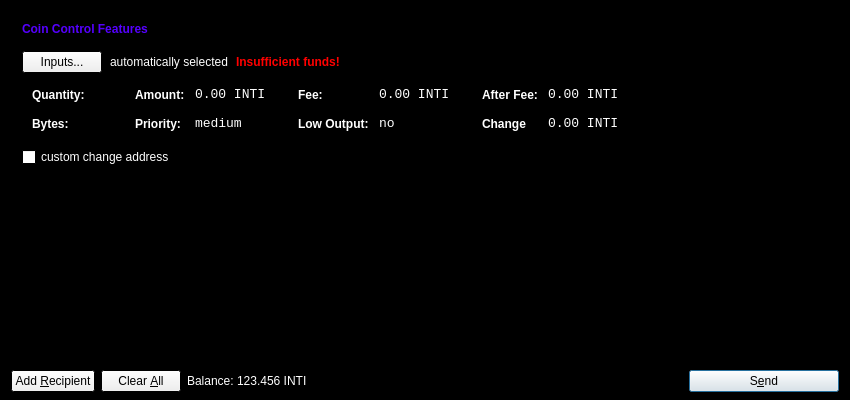
INTICOIN/INTICOIN, file src/qt/forms/sendcoinsdialog.ui: the form before one commit.
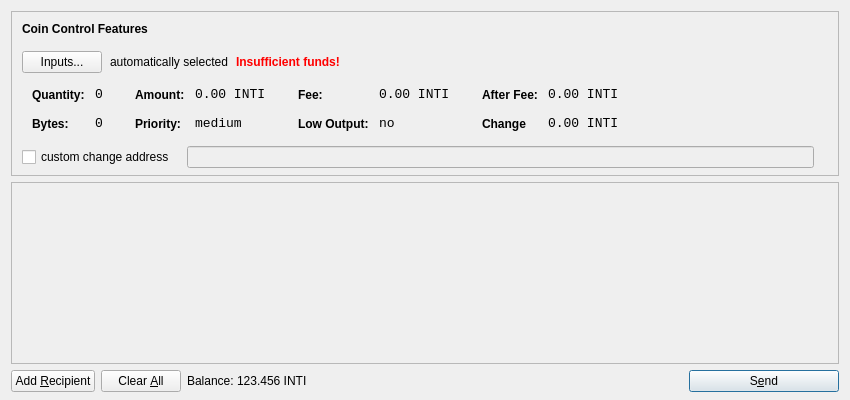
The form after the commit. Icons and pictures are not drawn.

Commit message: form black linux1

The edit to the form file:
```diff
--- a/src/qt/forms/sendcoinsdialog.ui
+++ b/src/qt/forms/sendcoinsdialog.ui
@@ -10,70 +10,6 @@
     <height>400</height>
    </rect>
   </property>
-  <property name="palette">
-   <palette>
-    <active>
-     <colorrole role="Base">
-      <brush brushstyle="SolidPattern">
-       <color alpha="255">
-        <red>255</red>
-        <green>255</green>
-        <blue>255</blue>
-       </color>
-      </brush>
-     </colorrole>
-     <colorrole role="Window">
-      <brush brushstyle="SolidPattern">
-       <color alpha="255">
-        <red>0</red>
-        <green>0</green>
-        <blue>0</blue>
-       </color>
-      </brush>
-     </colorrole>
-    </active>
-    <inactive>
-     <colorrole role="Base">
-      <brush brushstyle="SolidPattern">
-       <color alpha="255">
-        <red>255</red>
-        <green>255</green>
-        <blue>255</blue>
-       </color>
-      </brush>
-     </colorrole>
-     <colorrole role="Window">
-      <brush brushstyle="SolidPattern">
-       <color alpha="255">
-        <red>0</red>
-        <green>0</green>
-        <blue>0</blue>
-       </color>
-      </brush>
-     </colorrole>
-    </inactive>
-    <disabled>
-     <colorrole role="Base">
-      <brush brushstyle="SolidPattern">
-       <color alpha="255">
-        <red>0</red>
-        <green>0</green>
-        <blue>0</blue>
-       </color>
-      </brush>
-     </colorrole>
-     <colorrole role="Window">
-      <brush brushstyle="SolidPattern">
-       <color alpha="255">
-        <red>0</red>
-        <green>0</green>
-        <blue>0</blue>
-       </color>
-      </brush>
-     </colorrole>
-    </disabled>
-   </palette>
-  </property>
   <property name="windowTitle">
    <string>Send Coins</string>
   </property>
@@ -141,43 +77,6 @@
               <verstretch>0</verstretch>
              </sizepolicy>
             </property>
-            <property name="palette">
-             <palette>
-              <active>
-               <colorrole role="WindowText">
-                <brush brushstyle="SolidPattern">
-                 <color alpha="255">
-                  <red>85</red>
-                  <green>0</green>
-                  <blue>255</blue>
-                 </color>
-                </brush>
-               </colorrole>
-              </active>
-              <inactive>
-               <colorrole role="WindowText">
-                <brush brushstyle="SolidPattern">
-                 <color alpha="255">
-                  <red>85</red>
-                  <green>0</green>
-                  <blue>255</blue>
-                 </color>
-                </brush>
-               </colorrole>
-              </inactive>
-              <disabled>
-               <colorrole role="WindowText">
-                <brush brushstyle="SolidPattern">
-                 <color alpha="255">
-                  <red>120</red>
-                  <green>120</green>
-                  <blue>120</blue>
-                 </color>
-                </brush>
-               </colorrole>
-              </disabled>
-             </palette>
-            </property>
             <property name="font">
              <font>
               <weight>75</weight>
@@ -214,43 +113,6 @@
           </item>
           <item>
            <widget class="QLabel" name="labelCoinControlAutomaticallySelected">
-            <property name="palette">
-             <palette>
-              <active>
-               <colorrole role="WindowText">
-                <brush brushstyle="SolidPattern">
-                 <color alpha="255">
-                  <red>255</red>
-                  <green>255</green>
-                  <blue>255</blue>
-                 </color>
-                </brush>
-               </colorrole>
-              </active>
-              <inactive>
-               <colorrole role="WindowText">
-                <brush brushstyle="SolidPattern">
-                 <color alpha="255">
-                  <red>255</red>
-                  <green>255</green>
-                  <blue>255</blue>
-                 </color>
-                </brush>
-               </colorrole>
-              </inactive>
-              <disabled>
-               <colorrole role="WindowText">
-                <brush brushstyle="SolidPattern">
-                 <color alpha="255">
-                  <red>120</red>
-                  <green>120</green>
-                  <blue>120</blue>
-                 </color>
-                </brush>
-               </colorrole>
-              </disabled>
-             </palette>
-            </property>
             <property name="text">
              <string>automatically selected</string>
             </property>
@@ -261,124 +123,6 @@
           </item>
           <item>
            <widget class="QLabel" name="labelCoinControlInsuffFunds">
-            <property name="palette">
-             <palette>
-              <active>
-               <colorrole role="WindowText">
-                <brush brushstyle="SolidPattern">
-                 <color alpha="255">
-                  <red>255</red>
-                  <green>0</green>
-                  <blue>0</blue>
-                 </color>
-                </brush>
-               </colorrole>
-               <colorrole role="Text">
-                <brush brushstyle="SolidPattern">
-                 <color alpha="255">
-                  <red>0</red>
-                  <green>0</green>
-                  <blue>0</blue>
-                 </color>
-                </brush>
-               </colorrole>
-               <colorrole role="ButtonText">
-                <brush brushstyle="SolidPattern">
-                 <color alpha="255">
-                  <red>0</red>
-                  <green>0</green>
-                  <blue>0</blue>
-                 </color>
-                </brush>
-               </colorrole>
-               <colorrole role="PlaceholderText">
-                <brush brushstyle="SolidPattern">
-                 <color alpha="128">
-                  <red>0</red>
-                  <green>0</green>
-                  <blue>0</blue>
-                 </color>
-                </brush>
-               </colorrole>
-              </active>
-              <inactive>
-               <colorrole role="WindowText">
-                <brush brushstyle="SolidPattern">
-                 <color alpha="255">
-                  <red>255</red>
-                  <green>0</green>
-                  <blue>0</blue>
-                 </color>
-                </brush>
-               </colorrole>
-               <colorrole role="Text">
-                <brush brushstyle="SolidPattern">
-                 <color alpha="255">
-                  <red>0</red>
-                  <green>0</green>
-                  <blue>0</blue>
-                 </color>
-                </brush>
-               </colorrole>
-               <colorrole role="ButtonText">
-                <brush brushstyle="SolidPattern">
-                 <color alpha="255">
-                  <red>0</red>
-                  <green>0</green>
-                  <blue>0</blue>
-                 </color>
-                </brush>
-               </colorrole>
-               <colorrole role="PlaceholderText">
-                <brush brushstyle="SolidPattern">
-                 <color alpha="128">
-                  <red>0</red>
-                  <green>0</green>
-                  <blue>0</blue>
-                 </color>
-                </brush>
-               </colorrole>
-              </inactive>
-              <disabled>
-               <colorrole role="WindowText">
-                <brush brushstyle="SolidPattern">
-                 <color alpha="255">
-                  <red>255</red>
-                  <green>0</green>
-                  <blue>0</blue>
-                 </color>
-                </brush>
-               </colorrole>
-               <colorrole role="Text">
-                <brush brushstyle="SolidPattern">
-                 <color alpha="255">
-                  <red>255</red>
-                  <green>0</green>
-                  <blue>0</blue>
-                 </color>
-                </brush>
-               </colorrole>
-               <colorrole role="ButtonText">
-                <brush brushstyle="SolidPattern">
-                 <color alpha="255">
-                  <red>255</red>
-                  <green>0</green>
-                  <blue>0</blue>
-                 </color>
-                </brush>
-               </colorrole>
-               <colorrole role="PlaceholderText">
-                <brush brushstyle="SolidPattern">
-                 <color alpha="128">
-                  <red>255</red>
-                  <green>0</green>
-                  <blue>0</blue>
-                 </color>
-                </brush>
-               </colorrole>
-              </disabled>
-             </palette>
-            </property>
             <property name="font">
              <font>
               <weight>75</weight>
@@ -471,43 +215,6 @@
                </property>
                <item row="0" column="0">
                 <widget class="QLabel" name="labelCoinControlQuantityText">
-                 <property name="palette">
-                  <palette>
-                   <active>
-                    <colorrole role="WindowText">
-                     <brush brushstyle="SolidPattern">
-                      <color alpha="255">
-                       <red>255</red>
-                       <green>255</green>
-                       <blue>255</blue>
-                      </color>
-                     </brush>
-                    </colorrole>
-                   </active>
-                   <inactive>
-                    <colorrole role="WindowText">
-                     <brush brushstyle="SolidPattern">
-                      <color alpha="255">
-                       <red>255</red>
-                       <green>255</green>
-                       <blue>255</blue>
-                      </color>
-                     </brush>
-                    </colorrole>
-                   </inactive>
-                   <disabled>
-                    <colorrole role="WindowText">
-                     <brush brushstyle="SolidPattern">
-                      <color alpha="255">
-                       <red>120</red>
-                       <green>120</green>
-                       <blue>120</blue>
-                      </color>
-                     </brush>
-                    </colorrole>
-                   </disabled>
-                  </palette>
-                 </property>
                  <property name="styleSheet">
                   <string notr="true">font-weight:bold;</string>
                  </property>
@@ -546,43 +253,6 @@
                </item>
                <item row="1" column="0">
                 <widget class="QLabel" name="labelCoinControlBytesText">
-                 <property name="palette">
-                  <palette>
-                   <active>
-                    <colorrole role="WindowText">
-                     <brush brushstyle="SolidPattern">
-                      <color alpha="255">
-                       <red>255</red>
-                       <green>255</green>
-                       <blue>255</blue>
-                      </color>
-                     </brush>
-                    </colorrole>
-                   </active>
-                   <inactive>
-                    <colorrole role="WindowText">
-                     <brush brushstyle="SolidPattern">
-                      <color alpha="255">
-                       <red>255</red>
-                       <green>255</green>
-                       <blue>255</blue>
-                      </color>
-                     </brush>
-                    </colorrole>
-                   </inactive>
-                   <disabled>
-                    <colorrole role="WindowText">
-                     <brush brushstyle="SolidPattern">
-                      <color alpha="255">
-                       <red>120</red>
-                       <green>120</green>
-                       <blue>120</blue>
-                      </color>
-                     </brush>
-                    </colorrole>
-                   </disabled>
-                  </palette>
-                 </property>
                  <property name="styleSheet">
                   <string notr="true">font-weight:bold;</string>
                  </property>
@@ -634,43 +304,6 @@
                </property>
                <item row="0" column="0">
                 <widget class="QLabel" name="labelCoinControlAmountText">
-                 <property name="palette">
-                  <palette>
-                   <active>
-                    <colorrole role="WindowText">
-                     <brush brushstyle="SolidPattern">
-                      <color alpha="255">
-                       <red>255</red>
-                       <green>255</green>
-                       <blue>255</blue>
-                      </color>
-                     </brush>
-                    </colorrole>
-                   </active>
-                   <inactive>
-                    <colorrole role="WindowText">
-                     <brush brushstyle="SolidPattern">
-                      <color alpha="255">
-                       <red>255</red>
-                       <green>255</green>
-                       <blue>255</blue>
-                      </color>
-                     </brush>
-                    </colorrole>
-                   </inactive>
-                   <disabled>
-                    <colorrole role="WindowText">
-                     <brush brushstyle="SolidPattern">
-                      <color alpha="255">
-                       <red>120</red>
-                       <green>120</green>
-                       <blue>120</blue>
-                      </color>
-                     </brush>
-                    </colorrole>
-                   </disabled>
-                  </palette>
-                 </property>
                  <property name="styleSheet">
                   <string notr="true">font-weight:bold;</string>
                  </property>
@@ -684,43 +317,6 @@
                </item>
                <item row="0" column="1">
                 <widget class="QLabel" name="labelCoinControlAmount">
-                 <property name="palette">
-                  <palette>
-                   <active>
-                    <colorrole role="WindowText">
-                     <brush brushstyle="SolidPattern">
-                      <color alpha="255">
-                       <red>255</red>
-                       <green>255</green>
-                       <blue>255</blue>
-                      </color>
-                     </brush>
-                    </colorrole>
-                   </active>
-                   <inactive>
-                    <colorrole role="WindowText">
-                     <brush brushstyle="SolidPattern">
-                      <color alpha="255">
-                       <red>255</red>
-                       <green>255</green>
-                       <blue>255</blue>
-                      </color>
-                     </brush>
-                    </colorrole>
-                   </inactive>
-                   <disabled>
-                    <colorrole role="WindowText">
-                     <brush brushstyle="SolidPattern">
-                      <color alpha="255">
-                       <red>120</red>
-                       <green>120</green>
-                       <blue>120</blue>
-                      </color>
-                     </brush>
-                    </colorrole>
-                   </disabled>
-                  </palette>
-                 </property>
                  <property name="font">
                   <font>
                    <family>Monospace</family>
@@ -743,43 +339,6 @@
                </item>
                <item row="1" column="0">
                 <widget class="QLabel" name="labelCoinControlPriorityText">
-                 <property name="palette">
-                  <palette>
-                   <active>
-                    <colorrole role="WindowText">
-                     <brush brushstyle="SolidPattern">
-                      <color alpha="255">
-                       <red>255</red>
-                       <green>255</green>
-                       <blue>255</blue>
-                      </color>
-                     </brush>
-                    </colorrole>
-                   </active>
-                   <inactive>
-                    <colorrole role="WindowText">
-                     <brush brushstyle="SolidPattern">
-                      <color alpha="255">
-                       <red>255</red>
-                       <green>255</green>
-                       <blue>255</blue>
-                      </color>
-                     </brush>
-                    </colorrole>
-                   </inactive>
-                   <disabled>
-                    <colorrole role="WindowText">
-                     <brush brushstyle="SolidPattern">
-                      <color alpha="255">
-                       <red>120</red>
-                       <green>120</green>
-                       <blue>120</blue>
-                      </color>
-                     </brush>
-                    </colorrole>
-                   </disabled>
-                  </palette>
-                 </property>
                  <property name="styleSheet">
                   <string notr="true">font-weight:bold;</string>
                  </property>
@@ -790,43 +349,6 @@
                </item>
                <item row="1" column="1">
                 <widget class="QLabel" name="labelCoinControlPriority">
-                 <property name="palette">
-                  <palette>
-                   <active>
-                    <colorrole role="WindowText">
-                     <brush brushstyle="SolidPattern">
-                      <color alpha="255">
-                       <red>255</red>
-                       <green>255</green>
-                       <blue>255</blue>
-                      </color>
-                     </brush>
-                    </colorrole>
-                   </active>
-                   <inactive>
-                    <colorrole role="WindowText">
-                     <brush brushstyle="SolidPattern">
-                      <color alpha="255">
-                       <red>255</red>
-                       <green>255</green>
-                       <blue>255</blue>
-                      </color>
-                     </brush>
-                    </colorrole>
-                   </inactive>
-                   <disabled>
-                    <colorrole role="WindowText">
-                     <brush brushstyle="SolidPattern">
-                      <color alpha="255">
-                       <red>120</red>
-                       <green>120</green>
-                       <blue>120</blue>
-                      </color>
-                     </brush>
-                    </colorrole>
-                   </disabled>
-                  </palette>
-                 </property>
                  <property name="font">
                   <font>
                    <family>Monospace</family>
@@ -868,43 +390,6 @@
                </property>
                <item row="0" column="0">
                 <widget class="QLabel" name="labelCoinControlFeeText">
-                 <property name="palette">
-                  <palette>
-                   <active>
-                    <colorrole role="WindowText">
-                     <brush brushstyle="SolidPattern">
-                      <color alpha="255">
-                       <red>255</red>
-                       <green>255</green>
-                       <blue>255</blue>
-                      </color>
-                     </brush>
-                    </colorrole>
-                   </active>
-                   <inactive>
-                    <colorrole role="WindowText">
-                     <brush brushstyle="SolidPattern">
-                      <color alpha="255">
-                       <red>255</red>
-                       <green>255</green>
-                       <blue>255</blue>
-                      </color>
-                     </brush>
-                    </colorrole>
-                   </inactive>
-                   <disabled>
-                    <colorrole role="WindowText">
-                     <brush brushstyle="SolidPattern">
-                      <color alpha="255">
-                       <red>120</red>
-                       <green>120</green>
-                       <blue>120</blue>
-                      </color>
-                     </brush>
-                    </colorrole>
-                   </disabled>
-                  </palette>
-                 </property>
                  <property name="styleSheet">
                   <string notr="true">font-weight:bold;</string>
                  </property>
@@ -918,43 +403,6 @@
                </item>
                <item row="0" column="1">
                 <widget class="QLabel" name="labelCoinControlFee">
-                 <property name="palette">
-                  <palette>
-                   <active>
-                    <colorrole role="WindowText">
-                     <brush brushstyle="SolidPattern">
-                      <color alpha="255">
-                       <red>255</red>
-                       <green>255</green>
-                       <blue>255</blue>
-                      </color>
-                     </brush>
-                    </colorrole>
-                   </active>
-                   <inactive>
-                    <colorrole role="WindowText">
-                     <brush brushstyle="SolidPattern">
-                      <color alpha="255">
-                       <red>255</red>
-                       <green>255</green>
-                       <blue>255</blue>
-                      </color>
-                     </brush>
-                    </colorrole>
-                   </inactive>
-                   <disabled>
-                    <colorrole role="WindowText">
-                     <brush brushstyle="SolidPattern">
-                      <color alpha="255">
-                       <red>120</red>
-                       <green>120</green>
-                       <blue>120</blue>
-                      </color>
-                     </brush>
-                    </colorrole>
-                   </disabled>
-                  </palette>
-                 </property>
                  <property name="font">
                   <font>
                    <family>Monospace</family>
@@ -977,43 +425,6 @@
                </item>
                <item row="1" column="0">
                 <widget class="QLabel" name="labelCoinControlLowOutputText">
-                 <property name="palette">
-                  <palette>
-                   <active>
-                    <colorrole role="WindowText">
-                     <brush brushstyle="SolidPattern">
-                      <color alpha="255">
-                       <red>255</red>
-                       <green>255</green>
-                       <blue>255</blue>
-                      </color>
-                     </brush>
-                    </colorrole>
-                   </active>
-                   <inactive>
-                    <colorrole role="WindowText">
-                     <brush brushstyle="SolidPattern">
-                      <color alpha="255">
-                       <red>255</red>
-                       <green>255</green>
-                       <blue>255</blue>
-                      </color>
-                     </brush>
-                    </colorrole>
-                   </inactive>
-                   <disabled>
-                    <colorrole role="WindowText">
-                     <brush brushstyle="SolidPattern">
-                      <color alpha="255">
-                       <red>120</red>
-                       <green>120</green>
-                       <blue>120</blue>
-                      </color>
-                     </brush>
-                    </colorrole>
-                   </disabled>
-                  </palette>
-                 </property>
                  <property name="styleSheet">
                   <string notr="true">font-weight:bold;</string>
                  </property>
@@ -1024,43 +435,6 @@
                </item>
                <item row="1" column="1">
                 <widget class="QLabel" name="labelCoinControlLowOutput">
-                 <property name="palette">
-                  <palette>
-                   <active>
-                    <colorrole role="WindowText">
-                     <brush brushstyle="SolidPattern">
-                      <color alpha="255">
-                       <red>255</red>
-                       <green>255</green>
-                       <blue>255</blue>
-                      </color>
-                     </brush>
-                    </colorrole>
-                   </active>
-                   <inactive>
-                    <colorrole role="WindowText">
-                     <brush brushstyle="SolidPattern">
-                      <color alpha="255">
-                       <red>255</red>
-                       <green>255</green>
-                       <blue>255</blue>
-                      </color>
-                     </brush>
-                    </colorrole>
-                   </inactive>
-                   <disabled>
-                    <colorrole role="WindowText">
-                     <brush brushstyle="SolidPattern">
-                      <color alpha="255">
-                       <red>120</red>
-                       <green>120</green>
-                       <blue>120</blue>
-                      </color>
-                     </brush>
-                    </colorrole>
-                   </disabled>
-                  </palette>
-                 </property>
                  <property name="font">
                   <font>
                    <family>Monospace</family>
@@ -1102,43 +476,6 @@
                </property>
                <item row="0" column="0">
                 <widget class="QLabel" name="labelCoinControlAfterFeeText">
-                 <property name="palette">
-                  <palette>
-                   <active>
-                    <colorrole role="WindowText">
-                     <brush brushstyle="SolidPattern">
-                      <color alpha="255">
-                       <red>255</red>
-                       <green>255</green>
-                       <blue>255</blue>
-                      </color>
-                     </brush>
-                    </colorrole>
-                   </active>
-                   <inactive>
-                    <colorrole role="WindowText">
-                     <brush brushstyle="SolidPattern">
-                      <color alpha="255">
-                       <red>255</red>
-                       <green>255</green>
-                       <blue>255</blue>
-                      </color>
-                     </brush>
-                    </colorrole>
-                   </inactive>
-                   <disabled>
-                    <colorrole role="WindowText">
-                     <brush brushstyle="SolidPattern">
-                      <color alpha="255">
-                       <red>120</red>
-                       <green>120</green>
-                       <blue>120</blue>
-                      </color>
-                     </brush>
-                    </colorrole>
-                   </disabled>
-                  </palette>
-                 </property>
                  <property name="styleSheet">
                   <string notr="true">font-weight:bold;</string>
                  </property>
@@ -1152,43 +489,6 @@
                </item>
                <item row="0" column="1">
                 <widget class="QLabel" name="labelCoinControlAfterFee">
-                 <property name="palette">
-                  <palette>
-                   <active>
-                    <colorrole role="WindowText">
-                     <brush brushstyle="SolidPattern">
-                      <color alpha="255">
-                       <red>255</red>
-                       <green>255</green>
-                       <blue>255</blue>
-                      </color>
-                     </brush>
-                    </colorrole>
-                   </active>
-                   <inactive>
-                    <colorrole role="WindowText">
-                     <brush brushstyle="SolidPattern">
-                      <color alpha="255">
-                       <red>255</red>
-                       <green>255</green>
-                       <blue>255</blue>
-                      </color>
-                     </brush>
-                    </colorrole>
-                   </inactive>
-                   <disabled>
-                    <colorrole role="WindowText">
-                     <brush brushstyle="SolidPattern">
-                      <color alpha="255">
-                       <red>120</red>
-                       <green>120</green>
-                       <blue>120</blue>
-                      </color>
-                     </brush>
-                    </colorrole>
-                   </disabled>
-                  </palette>
-                 </property>
                  <property name="font">
                   <font>
                    <family>Monospace</family>
@@ -1211,43 +511,6 @@
                </item>
                <item row="1" column="0">
                 <widget class="QLabel" name="labelCoinControlChangeText">
-                 <property name="palette">
-                  <palette>
-                   <active>
-                    <colorrole role="WindowText">
-                     <brush brushstyle="SolidPattern">
-                      <color alpha="255">
-                       <red>255</red>
-                       <green>255</green>
-                       <blue>255</blue>
-                      </color>
-                     </brush>
-                    </colorrole>
-                   </active>
-                   <inactive>
-                    <colorrole role="WindowText">
-                     <brush brushstyle="SolidPattern">
-                      <color alpha="255">
-                       <red>255</red>
-                       <green>255</green>
-                       <blue>255</blue>
-                      </color>
-                     </brush>
-                    </colorrole>
-                   </inactive>
-                   <disabled>
-                    <colorrole role="WindowText">
-                     <brush brushstyle="SolidPattern">
-                      <color alpha="255">
-                       <red>120</red>
-                       <green>120</green>
-                       <blue>120</blue>
-                      </color>
-                     </brush>
-                    </colorrole>
-                   </disabled>
-                  </palette>
-                 </property>
                  <property name="styleSheet">
                   <string notr="true">font-weight:bold;</string>
                  </property>
@@ -1258,43 +521,6 @@
                </item>
                <item row="1" column="1">
                 <widget class="QLabel" name="labelCoinControlChange">
-                 <property name="palette">
-                  <palette>
-                   <active>
-                    <colorrole role="WindowText">
-                     <brush brushstyle="SolidPattern">
-                      <color alpha="255">
-                       <red>255</red>
-                       <green>255</green>
-                       <blue>255</blue>
-                      </color>
-                     </brush>
-                    </colorrole>
-                   </active>
-                   <inactive>
-                    <colorrole role="WindowText">
-                     <brush brushstyle="SolidPattern">
-                      <color alpha="255">
-                       <red>255</red>
-                       <green>255</green>
-                       <blue>255</blue>
-                      </color>
-                     </brush>
-                    </colorrole>
-                   </inactive>
-                   <disabled>
-                    <colorrole role="WindowText">
-                     <brush brushstyle="SolidPattern">
-                      <color alpha="255">
-                       <red>120</red>
-                       <green>120</green>
-                       <blue>120</blue>
-                      </color>
-                     </brush>
-                    </colorrole>
-                   </disabled>
-                  </palette>
-                 </property>
                  <property name="font">
                   <font>
                    <family>Monospace</family>
@@ -1338,43 +564,6 @@
           </property>
           <item>
            <widget class="QCheckBox" name="checkBoxCoinControlChange">
-            <property name="palette">
-             <palette>
-              <active>
-               <colorrole role="WindowText">
-                <brush brushstyle="SolidPattern">
-                 <color alpha="255">
-                  <red>255</red>
-                  <green>255</green>
-                  <blue>255</blue>
-                 </color>
-                </brush>
-               </colorrole>
-              </active>
-              <inactive>
-               <colorrole role="WindowText">
-                <brush brushstyle="SolidPattern">
-                 <color alpha="255">
-                  <red>255</red>
-                  <green>255</green>
-                  <blue>255</blue>
-                 </color>
-                </brush>
-               </colorrole>
-              </inactive>
-              <disabled>
-               <colorrole role="WindowText">
-                <brush brushstyle="SolidPattern">
-                 <color alpha="255">
-                  <red>120</red>
-                  <green>120</green>
-                  <blue>120</blue>
-                 </color>
-                </brush>
-               </colorrole>
-              </disabled>
-             </palette>
-            </property>
             <property name="text">
              <string>custom change address</string>
             </property>
@@ -1437,43 +626,6 @@
    </item>
    <item>
     <widget class="QScrollArea" name="scrollArea">
-     <property name="palette">
-      <palette>
-       <active>
-        <colorrole role="WindowText">
-         <brush brushstyle="SolidPattern">
-          <color alpha="255">
-           <red>255</red>
-           <green>255</green>
-           <blue>255</blue>
-          </color>
-         </brush>
-        </colorrole>
-       </active>
-       <inactive>
-        <colorrole role="WindowText">
-         <brush brushstyle="SolidPattern">
-          <color alpha="255">
-           <red>255</red>
-           <green>255</green>
-           <blue>255</blue>
-          </color>
-         </brush>
-        </colorrole>
-       </inactive>
-       <disabled>
-        <colorrole role="WindowText">
-         <brush brushstyle="SolidPattern">
-          <color alpha="255">
-           <red>120</red>
-           <green>120</green>
-           <blue>120</blue>
-          </color>
-         </brush>
-        </colorrole>
-       </disabled>
-      </palette>
-     </property>
      <property name="widgetResizable">
       <bool>true</bool>
      </property>
@@ -1581,43 +733,6 @@
            <verstretch>0</verstretch>
           </sizepolicy>
          </property>
-         <property name="palette">
-          <palette>
-           <active>
-            <colorrole role="WindowText">
-             <brush brushstyle="SolidPattern">
-              <color alpha="255">
-               <red>255</red>
-               <green>255</green>
-               <blue>255</blue>
-              </color>
-             </brush>
-            </colorrole>
-           </active>
-           <inactive>
-            <colorrole role="WindowText">
-             <brush brushstyle="SolidPattern">
-              <color alpha="255">
-               <red>255</red>
-               <green>255</green>
-               <blue>255</blue>
-              </color>
-             </brush>
-            </colorrole>
-           </inactive>
-           <disabled>
-            <colorrole role="WindowText">
-             <brush brushstyle="SolidPattern">
-              <color alpha="255">
-               <red>120</red>
-               <green>120</green>
-               <blue>120</blue>
-              </color>
-             </brush>
-            </colorrole>
-           </disabled>
-          </palette>
-         </property>
          <property name="text">
           <string>Balance:</string>
          </property>
@@ -1631,43 +746,6 @@
            <verstretch>0</verstretch>
           </sizepolicy>
          </property>
-         <property name="palette">
-          <palette>
-           <active>
-            <colorrole role="WindowText">
-             <brush brushstyle="SolidPattern">
-              <color alpha="255">
-               <red>255</red>
-               <green>255</green>
-               <blue>255</blue>
-              </color>
-             </brush>
-            </colorrole>
-           </active>
-           <inactive>
-            <colorrole role="WindowText">
-             <brush brushstyle="SolidPattern">
-              <color alpha="255">
-               <red>255</red>
-               <green>255</green>
-               <blue>255</blue>
-              </color>
-             </brush>
-            </colorrole>
-           </inactive>
-           <disabled>
-            <colorrole role="WindowText">
-             <brush brushstyle="SolidPattern">
-              <color alpha="255">
-               <red>120</red>
-               <green>120</green>
-               <blue>120</blue>
-              </color>
-             </brush>
-            </colorrole>
-           </disabled>
-          </palette>
-         </property>
          <property name="cursor">
           <cursorShape>IBeamCursor</cursorShape>
          </property>
```
